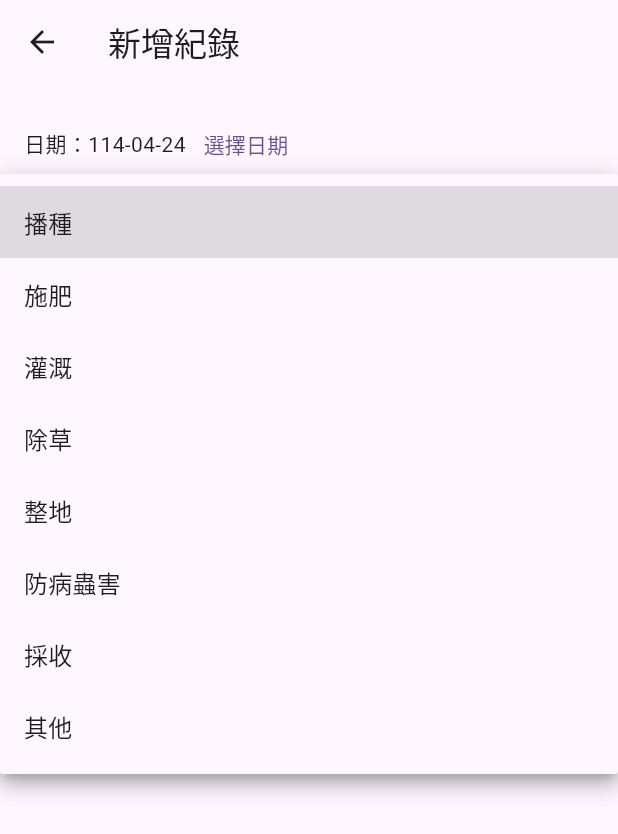
After one commit to duck0000627/no.15_flutter, a Flutter app: the AddRecordScreen screen opened directly, after a tap on "工作項目", on a phone screen of 412 x 824 dp. The commit adds this screen. Shown: the top 834 px of the screen. Run offline on Flutter 3.47's test engine with Material 3 defaults, Android fonts, the phone set to English and light mode, and no system bars.

Commit message:
新增記錄頁面

```diff
--- /dev/null
+++ b/lib/screens/add_screen.dart
@@ -0,0 +1,111 @@
+import 'package:flutter/cupertino.dart';
+import 'package:flutter/material.dart';
+
+class AddRecordScreen extends StatefulWidget {
+  const AddRecordScreen({super.key});
+
+  @override
+  State<AddRecordScreen> createState() => _AddRecordScreenState();
+
+}
+
+class _AddRecordScreenState extends State<AddRecordScreen> {
+  final _formKey = GlobalKey<FormState>();
+  String _task = '';
+  String _field = '';
+  String _note = '';
+  DateTime _selectedDate = DateTime.now();
+
+  final List<String> _taskOptions = [
+    '播種',
+    '施肥',
+    '灌溉',
+    '除草',
+    '整地',
+    '防病蟲害',
+    '採收',
+    '其他',
+  ];
+
+
+  //轉換成民國
+  String get formattedDate {
+    return '${_selectedDate.year - 1911}-${_selectedDate.month.toString().padLeft(2, '0')}-${_selectedDate.day.toString().padLeft(2, '0')}';
+  }
+
+  //跳出日期選擇視窗
+  Future<void> _pickDate() async {
+    final picked = await showDatePicker(
+      context: context,
+      initialDate: _selectedDate,
+      firstDate: DateTime(2020),
+      lastDate: DateTime.now(),
+    );
+    if (picked != null) {
+      setState(() {
+        _selectedDate = picked;
+      });
+    }
+  }
+
+  @override
+  Widget build(BuildContext context) {
+    return Scaffold(
+      appBar: AppBar(title: const Text('新增紀錄')),
+      body: Padding(padding: const EdgeInsets.all(16.0),
+      child: Form(
+          key: _formKey,
+          child: Column(
+            children: [
+              // 日期選擇器
+              Row(
+                children: [
+                  Text('日期：$formattedDate'),
+                  TextButton(onPressed: _pickDate, child: const Text('選擇日期')),
+                ],
+              ),
+              //工作項目
+              DropdownButtonFormField<String>(
+                  decoration: const InputDecoration(labelText: '工作項目'),
+                  value: _task.isNotEmpty ? _task : null,
+                  items: _taskOptions.map((task){
+                    return DropdownMenuItem<String>(
+                        value: task,
+                        child: Text(task),
+                    );
+                  }).toList(),
+                  onChanged: (value){
+                    setState(() {
+                      _task = value ?? '';
+                    });
+                  },
+                onSaved: (value) => _task = value ?? '',
+              ),
+              //田區代號
+              TextFormField(
+                decoration: const InputDecoration(labelText: '田區代號'),
+                onSaved: (value) => _field = value ?? '',
+              ),
+              //備註
+              TextFormField(
+                decoration: const InputDecoration(labelText: '備註'),
+                onSaved: (value) => _note = value ?? '',
+              ),
+              const SizedBox(height: 20),
+              ElevatedButton(
+                onPressed: (){
+                  _formKey.currentState?.save();
+                  Navigator.pop(context,{
+                    'date': formattedDate,
+                    'task' : _task,
+                    'field' : _field,
+                    'note' : _note,
+                  });
+                },
+                child: const Text('save'),),
+            ],
+          )),
+      ),
+    );
+  }
+}
```
Also changed, not shown: lib/screens/home/home_screen.dart (+63 -19 lines), assets/pen.png (added).
